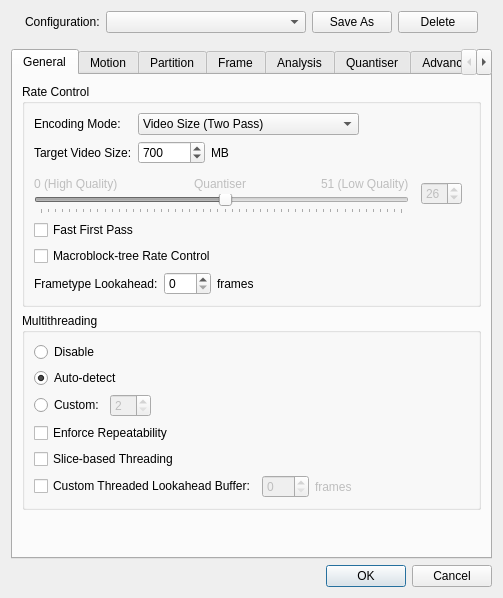
First picture: the form in branches/avidemux_2.5_branch_gruntster/plugins/ADM_videoEncoder/ADM_vidEnc_x264/qt4/x264ConfigDialog.ui, repository BackupTheBerlios/avidemux-svn, before the edit.
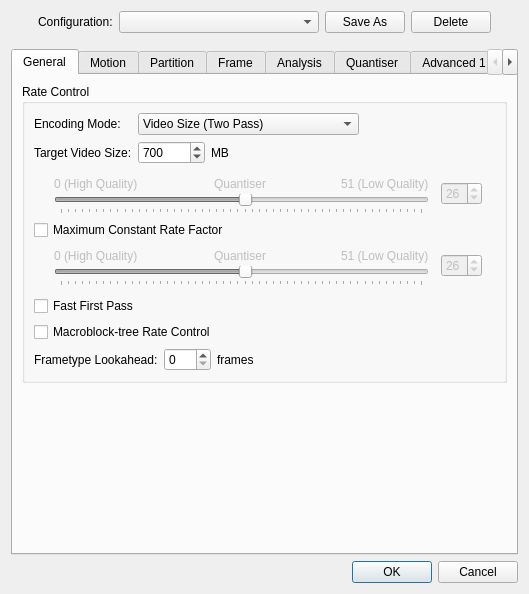
Second picture: the form after the edit.

Patch:
```diff
--- a/branches/avidemux_2.5_branch_gruntster/plugins/ADM_videoEncoder/ADM_vidEnc_x264/qt4/x264ConfigDialog.ui
+++ b/branches/avidemux_2.5_branch_gruntster/plugins/ADM_videoEncoder/ADM_vidEnc_x264/qt4/x264ConfigDialog.ui
@@ -7,8 +7,8 @@
    <rect>
     <x>0</x>
     <y>0</y>
-    <width>503</width>
-    <height>598</height>
+    <width>529</width>
+    <height>592</height>
    </rect>
   </property>
   <property name="windowTitle">
@@ -122,13 +122,7 @@
          <property name="title">
           <string>Rate Control</string>
          </property>
-         <layout class="QVBoxLayout">
-          <property name="spacing">
-           <number>6</number>
-          </property>
-          <property name="margin">
-           <number>9</number>
-          </property>
+         <layout class="QVBoxLayout" name="verticalLayout_5">
           <item>
            <layout class="QGridLayout">
             <property name="margin">
@@ -275,6 +269,22 @@
             <property name="margin">
              <number>0</number>
             </property>
+            <item>
+             <spacer name="horizontalSpacer_3">
+              <property name="orientation">
+               <enum>Qt::Horizontal</enum>
+              </property>
+              <property name="sizeType">
+               <enum>QSizePolicy::Fixed</enum>
+              </property>
+              <property name="sizeHint" stdset="0">
+               <size>
+                <width>20</width>
+                <height>0</height>
+               </size>
+              </property>
+             </spacer>
+            </item>
             <item>
              <layout class="QHBoxLayout">
               <property name="spacing">
@@ -417,6 +427,195 @@
             </item>
            </layout>
           </item>
+          <item>
+           <widget class="QCheckBox" name="maxCrfCheckBox">
+            <property name="text">
+             <string>Maximum Constant Rate Factor</string>
+            </property>
+           </widget>
+          </item>
+          <item>
+           <layout class="QHBoxLayout" name="_16">
+            <property name="spacing">
+             <number>6</number>
+            </property>
+            <property name="margin">
+             <number>0</number>
+            </property>
+            <item>
+             <spacer name="horizontalSpacer_4">
+              <property name="orientation">
+               <enum>Qt::Horizontal</enum>
+              </property>
+              <property name="sizeType">
+               <enum>QSizePolicy::Fixed</enum>
+              </property>
+              <property name="sizeHint" stdset="0">
+               <size>
+                <width>20</width>
+                <height>0</height>
+               </size>
+              </property>
+             </spacer>
+            </item>
+            <item>
+             <layout class="QHBoxLayout" name="_17">
+              <property name="spacing">
+               <number>12</number>
+              </property>
+              <property name="margin">
+               <number>0</number>
+              </property>
+              <item>
+               <layout class="QVBoxLayout" name="_18">
+                <property name="spacing">
+                 <number>0</number>
+                </property>
+                <property name="margin">
+                 <number>0</number>
+                </property>
+                <item>
+                 <layout class="QHBoxLayout" name="_19">
+                  <property name="spacing">
+                   <number>0</number>
+                  </property>
+                  <property name="margin">
+                   <number>0</number>
+                  </property>
+                  <item>
+                   <widget class="QLabel" name="quantiserLabel1_2">
+                    <property name="enabled">
+                     <bool>false</bool>
+                    </property>
+                    <property name="text">
+                     <string>0 (High Quality)</string>
+                    </property>
+                   </widget>
+                  </item>
+                  <item>
+                   <spacer>
+                    <property name="orientation">
+                     <enum>Qt::Horizontal</enum>
+                    </property>
+                    <property name="sizeHint" stdset="0">
+                     <size>
+                      <width>40</width>
+                      <height>20</height>
+                     </size>
+                    </property>
+                   </spacer>
+                  </item>
+                  <item>
+                   <widget class="QLabel" name="quantiserLabel2_2">
+                    <property name="enabled">
+                     <bool>false</bool>
+                    </property>
+                    <property name="text">
+                     <string>Quantiser</string>
+                    </property>
+                   </widget>
+                  </item>
+                  <item>
+                   <spacer>
+                    <property name="orientation">
+                     <enum>Qt::Horizontal</enum>
+                    </property>
+                    <property name="sizeHint" stdset="0">
+                     <size>
+                      <width>40</width>
+                      <height>20</height>
+                     </size>
+                    </property>
+                   </spacer>
+                  </item>
+                  <item>
+                   <widget class="QLabel" name="quantiserLabel3_2">
+                    <property name="enabled">
+                     <bool>false</bool>
+                    </property>
+                    <property name="text">
+                     <string>51 (Low Quality)</string>
+                    </property>
+                   </widget>
+                  </item>
+                 </layout>
+                </item>
+                <item>
+                 <widget class="QSlider" name="maxCrfSlider">
+                  <property name="enabled">
+                   <bool>false</bool>
+                  </property>
+                  <property name="minimumSize">
+                   <size>
+                    <width>375</width>
+                    <height>0</height>
+                   </size>
+                  </property>
+                  <property name="maximum">
+                   <number>51</number>
+                  </property>
+                  <property name="pageStep">
+                   <number>5</number>
+                  </property>
+                  <property name="value">
+                   <number>26</number>
+                  </property>
+                  <property name="orientation">
+                   <enum>Qt::Horizontal</enum>
+                  </property>
+                  <property name="tickPosition">
+                   <enum>QSlider::TicksBelow</enum>
+                  </property>
+                 </widget>
+                </item>
+               </layout>
+              </item>
+              <item>
+               <widget class="QSpinBox" name="maxCrfSpinBox">
+                <property name="enabled">
+                 <bool>false</bool>
+                </property>
+                <property name="maximum">
+                 <number>51</number>
+                </property>
+                <property name="value">
+                 <number>26</number>
+                </property>
+               </widget>
+              </item>
+             </layout>
+            </item>
+            <item>
+             <spacer name="spacer_22">
+              <property name="orientation">
+               <enum>Qt::Horizontal</enum>
+              </property>
+              <property name="sizeHint" stdset="0">
+               <size>
+                <width>0</width>
+                <height>0</height>
+               </size>
+              </property>
+             </spacer>
+            </item>
+           </layout>
+          </item>
+          <item>
+           <spacer name="verticalSpacer_2">
+            <property name="orientation">
+             <enum>Qt::Vertical</enum>
+            </property>
+            <property name="sizeType">
+             <enum>QSizePolicy::Fixed</enum>
+            </property>
+            <property name="sizeHint" stdset="0">
+             <size>
+              <width>20</width>
+              <height>4</height>
+             </size>
+            </property>
+           </spacer>
+          </item>
           <item>
            <widget class="QCheckBox" name="fastFirstPassCheckBox">
             <property name="text">
@@ -478,155 +677,6 @@
          </layout>
         </widget>
        </item>
-       <item>
-        <widget class="QGroupBox" name="groupBox_17">
-         <property name="title">
-          <string>Multithreading</string>
-         </property>
-         <layout class="QVBoxLayout">
-          <property name="spacing">
-           <number>6</number>
-          </property>
-          <property name="margin">
-           <number>9</number>
-          </property>
-          <item>
-           <layout class="QVBoxLayout">
-            <property name="spacing">
-             <number>6</number>
-            </property>
-            <property name="margin">
-             <number>0</number>
-            </property>
-            <item>
-             <widget class="QRadioButton" name="threadDisableRadioButton">
-              <property name="text">
-               <string>Disable</string>
-              </property>
-             </widget>
-            </item>
-            <item>
-             <widget class="QRadioButton" name="threadAutoDetectRadioButton">
-              <property name="text">
-               <string>Auto-detect</string>
-              </property>
-              <property name="checked">
-               <bool>true</bool>
-              </property>
-             </widget>
-            </item>
-            <item>
-             <layout class="QHBoxLayout">
-              <property name="spacing">
-               <number>6</number>
-              </property>
-              <property name="margin">
-               <number>0</number>
-              </property>
-              <item>
-               <widget class="QRadioButton" name="threadCustomRadioButton">
-                <property name="text">
-                 <string comment="multithreading">Custom:</string>
-                </property>
-               </widget>
-              </item>
-              <item>
-               <widget class="QSpinBox" name="threadCustomSpinBox">
-                <property name="enabled">
-                 <bool>false</bool>
-                </property>
-                <property name="minimum">
-                 <number>2</number>
-                </property>
-                <property name="maximum">
-                 <number>32</number>
-                </property>
-               </widget>
-              </item>
-              <item>
-               <spacer name="spacer_2">
-                <property name="orientation">
-                 <enum>Qt::Horizontal</enum>
-                </property>
-                <property name="sizeHint" stdset="0">
-                 <size>
-                  <width>0</width>
-                  <height>0</height>
-                 </size>
-                </property>
-               </spacer>
-              </item>
-             </layout>
-            </item>
-           </layout>
-          </item>
-          <item>
-           <widget class="QCheckBox" name="repeatabilityCheckBox">
-            <property name="text">
-             <string>Enforce Repeatability</string>
-            </property>
-           </widget>
-          </item>
-          <item>
-           <widget class="QCheckBox" name="sliceThreadingCheckBox">
-            <property name="text">
-             <string>Slice-based Threading</string>
-            </property>
-           </widget>
-          </item>
-          <item>
-           <layout class="QHBoxLayout">
-            <property name="spacing">
-             <number>6</number>
-            </property>
-            <property name="margin">
-             <number>0</number>
-            </property>
-            <item>
-             <widget class="QCheckBox" name="threadedLookaheadCheckBox">
-              <property name="text">
-               <string>Custom Threaded Lookahead Buffer:</string>
-              </property>
-             </widget>
-            </item>
-            <item>
-             <widget class="QSpinBox" name="threadedLookaheadSpinBox">
-              <property name="enabled">
-               <bool>false</bool>
-              </property>
-              <property name="maximum">
-               <number>250</number>
-              </property>
-             </widget>
-            </item>
-            <item>
-             <widget class="QLabel" name="lblThreadedFrames">
-              <property name="enabled">
-               <bool>false</bool>
-              </property>
-              <property name="text">
-               <string>frames</string>
-              </property>
-             </widget>
-            </item>
-            <item>
-             <spacer name="spacer">
-              <property name="orientation">
-               <enum>Qt::Horizontal</enum>
-              </property>
-              <property name="sizeHint" stdset="0">
-               <size>
-                <width>0</width>
-                <height>0</height>
-               </size>
-              </property>
-             </spacer>
-            </item>
-           </layout>
-          </item>
-         </layout>
-        </widget>
-       </item>
        <item>
         <spacer>
          <property name="orientation">
@@ -2899,7 +2949,7 @@
      </widget>
      <widget class="QWidget" name="tab_7">
       <attribute name="title">
-       <string>Advanced</string>
+       <string>Advanced 1</string>
       </attribute>
       <layout class="QVBoxLayout">
        <property name="spacing">
@@ -3276,6 +3326,175 @@
        </item>
       </layout>
      </widget>
+     <widget class="QWidget" name="tab_9">
+      <attribute name="title">
+       <string>Advanced 2</string>
+      </attribute>
+      <layout class="QVBoxLayout" name="verticalLayout_4">
+       <item>
+        <widget class="QGroupBox" name="groupBox_17">
+         <property name="title">
+          <string>Multithreading</string>
+         </property>
+         <layout class="QVBoxLayout" name="_2">
+          <property name="spacing">
+           <number>6</number>
+          </property>
+          <property name="margin">
+           <number>9</number>
+          </property>
+          <item>
+           <layout class="QVBoxLayout" name="_4">
+            <property name="spacing">
+             <number>6</number>
+            </property>
+            <property name="margin">
+             <number>0</number>
+            </property>
+            <item>
+             <widget class="QRadioButton" name="threadDisableRadioButton">
+              <property name="text">
+               <string>Disable</string>
+              </property>
+             </widget>
+            </item>
+            <item>
+             <widget class="QRadioButton" name="threadAutoDetectRadioButton">
+              <property name="text">
+               <string>Auto-detect</string>
+              </property>
+              <property name="checked">
+               <bool>true</bool>
+              </property>
+             </widget>
+            </item>
+            <item>
+             <layout class="QHBoxLayout" name="_14">
+              <property name="spacing">
+               <number>6</number>
+              </property>
+              <property name="margin">
+               <number>0</number>
+              </property>
+              <item>
+               <widget class="QRadioButton" name="threadCustomRadioButton">
+                <property name="text">
+                 <string comment="multithreading">Custom:</string>
+                </property>
+               </widget>
+              </item>
+              <item>
+               <widget class="QSpinBox" name="threadCustomSpinBox">
+                <property name="enabled">
+                 <bool>false</bool>
+                </property>
+                <property name="minimum">
+                 <number>2</number>
+                </property>
+                <property name="maximum">
+                 <number>32</number>
+                </property>
+               </widget>
+              </item>
+              <item>
+               <spacer name="spacer_2">
+                <property name="orientation">
+                 <enum>Qt::Horizontal</enum>
+                </property>
+                <property name="sizeHint" stdset="0">
+                 <size>
+                  <width>0</width>
+                  <height>0</height>
+                 </size>
+                </property>
+               </spacer>
+              </item>
+             </layout>
+            </item>
+           </layout>
+          </item>
+          <item>
+           <widget class="QCheckBox" name="repeatabilityCheckBox">
+            <property name="text">
+             <string>Enforce Repeatability</string>
+            </property>
+           </widget>
+          </item>
+          <item>
+           <widget class="QCheckBox" name="sliceThreadingCheckBox">
+            <property name="text">
+             <string>Slice-based Threading</string>
+            </property>
+           </widget>
+          </item>
+          <item>
+           <layout class="QHBoxLayout" name="_15">
+            <property name="spacing">
+             <number>6</number>
+            </property>
+            <property name="margin">
+             <number>0</number>
+            </property>
+            <item>
+             <widget class="QCheckBox" name="threadedLookaheadCheckBox">
+              <property name="text">
+               <string>Custom Threaded Lookahead Buffer:</string>
+              </property>
+             </widget>
+            </item>
+            <item>
+             <widget class="QSpinBox" name="threadedLookaheadSpinBox">
+              <property name="enabled">
+               <bool>false</bool>
+              </property>
+              <property name="maximum">
+               <number>250</number>
+              </property>
+             </widget>
+            </item>
+            <item>
+             <widget class="QLabel" name="lblThreadedFrames">
+              <property name="enabled">
+               <bool>false</bool>
+              </property>
+              <property name="text">
+               <string>frames</string>
+              </property>
+             </widget>
+            </item>
+            <item>
+             <spacer name="spacer">
+              <property name="orientation">
+               <enum>Qt::Horizontal</enum>
+              </property>
+              <property name="sizeHint" stdset="0">
+               <size>
+                <width>0</width>
+                <height>0</height>
+               </size>
+              </property>
+             </spacer>
+            </item>
+           </layout>
+          </item>
+         </layout>
+        </widget>
+       </item>
+       <item>
+        <spacer name="verticalSpacer">
+         <property name="orientation">
+          <enum>Qt::Vertical</enum>
+         </property>
+         <property name="sizeHint" stdset="0">
+          <size>
+           <width>20</width>
+           <height>256</height>
+          </size>
+         </property>
+        </spacer>
+       </item>
+      </layout>
+     </widget>
      <widget class="QWidget" name="tab_8">
       <attribute name="title">
        <string>Output 1</string>
```
Left out of the diff: 144 changed lines with no effect on the pictures.
